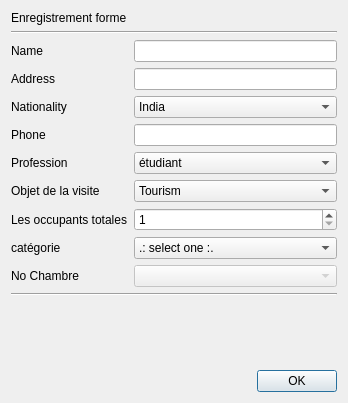
This is enrreserv.ui in abdeljalilanane/Innovative-Hotel-Manager as Qt 5 draws it before an edit. The edited form follows.
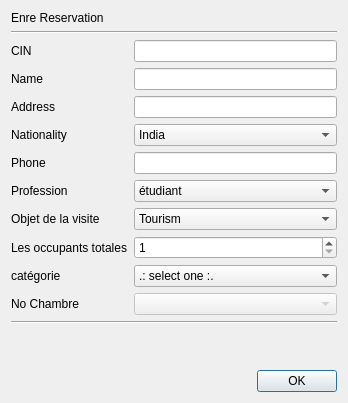
This is the edited form.

Commit message: enregistrer Cilent reservation

Diff of the .ui file:
```diff
--- a/enrreserv.ui
+++ b/enrreserv.ui
@@ -2,7 +2,7 @@
  <class>EnrReserv</class>
  <widget class="QDialog" name="EnrReserv">
   <property name="geometry">
-<rect>
+   <rect>
     <x>0</x>
     <y>0</y>
     <width>348</width>
@@ -13,13 +13,6 @@
    <string>Check-in Form</string>
   </property>
   <layout class="QGridLayout" name="gridLayout">
-   <item row="0" column="0" colspan="2">
-    <widget class="QLabel" name="label">
-     <property name="text">
-      <string>&lt;html&gt;&lt;head/&gt;&lt;body&gt;&lt;p&gt;Enregistrement forme&lt;/p&gt;&lt;/body&gt;&lt;/html&gt;</string>
-     </property>
-    </widget>
-   </item>
    <item row="1" column="0" colspan="3">
     <widget class="Line" name="line">
      <property name="orientation">
@@ -27,95 +20,14 @@
      </property>
     </widget>
    </item>
-   <item row="2" column="0">
-    <widget class="QLabel" name="label_2">
+   <item row="0" column="0" colspan="2">
+    <widget class="QLabel" name="label">
      <property name="text">
-      <string>Name</string>
+      <string>&lt;html&gt;&lt;head/&gt;&lt;body&gt;&lt;p&gt;Enre Reservation&lt;/p&gt;&lt;/body&gt;&lt;/html&gt;</string>
      </property>
     </widget>
    </item>
-   <item row="2" column="2">
-    <widget class="QLineEdit" name="nameText"/>
-   </item>
-   <item row="3" column="0">
-    <widget class="QLabel" name="label_3">
-     <property name="text">
-      <string>Address</string>
-     </property>
-    </widget>
-   </item>
-   <item row="3" column="2">
-    <widget class="QLineEdit" name="addText"/>
-   </item>
-   <item row="4" column="0" colspan="2">
-    <widget class="QLabel" name="label_4">
-     <property name="text">
-      <string>Nationality</string>
-     </property>
-    </widget>
-   </item>
-   <item row="4" column="2">
-    <widget class="QComboBox" name="nationality">
-     <item>
-      <property name="text">
-       <string>India</string>
-      </property>
-     </item>
-     <item>
-      <property name="text">
-       <string>Bangladesh</string>
-      </property>
-     </item>
-     <item>
-      <property name="text">
-       <string>Bhutan</string>
-      </property>
-     </item>
-     <item>
-      <property name="text">
-       <string>China</string>
-      </property>
-     </item>
-     <item>
-      <property name="text">
-       <string>Myanmar</string>
-      </property>
-     </item>
-     <item>
-      <property name="text">
-       <string>Nepal</string>
-      </property>
-     </item>
-     <item>
-      <property name="text">
-       <string>Pakistan</string>
-      </property>
-     </item>
-     <item>
-      <property name="text">
-       <string>Sri Lanka</string>
-      </property>
-     </item>
-    </widget>
-   </item>
-   <item row="5" column="0">
-    <widget class="QLabel" name="label_5">
-     <property name="text">
-      <string>Phone</string>
-     </property>
-    </widget>
-   </item>
-   <item row="5" column="2">
-    <widget class="QLineEdit" name="phone"/>
-   </item>
-   <item row="6" column="0" colspan="2">
-    <widget class="QLabel" name="label_6">
-     <property name="text">
-      <string>Profession</string>
-     </property>
-    </widget>
-   </item>
-   <item row="6" column="2">
+   <item row="7" column="2">
     <widget class="QComboBox" name="occupation">
      <item>
       <property name="text">
@@ -149,55 +61,7 @@
      </item>
     </widget>
    </item>
-   <item row="7" column="0" colspan="2">
-    <widget class="QLabel" name="label_7">
-     <property name="text">
-      <string>Objet de la visite</string>
-     </property>
-    </widget>
-   </item>
-   <item row="7" column="2">
-    <widget class="QComboBox" name="purpose">
-     <item>
-      <property name="text">
-       <string>Tourism</string>
-      </property>
-     </item>
-     <item>
-      <property name="text">
-       <string>Academic</string>
-      </property>
-     </item>
-     <item>
-      <property name="text">
-       <string>Business</string>
-      </property>
-     </item>
-     <item>
-      <property name="text">
-       <string>Medical</string>
-      </property>
-     </item>
-     <item>
-      <property name="text">
-       <string>Official</string>
-      </property>
-     </item>
-     <item>
-      <property name="text">
-       <string>Others</string>
-      </property>
-     </item>
-    </widget>
-   </item>
-   <item row="8" column="0" colspan="2">
-    <widget class="QLabel" name="label_8">
-     <property name="text">
-      <string>Les occupants totales</string>
-     </property>
-    </widget>
-   </item>
-   <item row="8" column="2">
+   <item row="9" column="2">
     <widget class="QSpinBox" name="occupant">
      <property name="minimum">
       <number>1</number>
@@ -207,14 +71,103 @@
      </property>
     </widget>
    </item>
-   <item row="9" column="0">
+   <item row="10" column="0">
     <widget class="QLabel" name="label_9">
      <property name="text">
       <string>catégorie</string>
      </property>
     </widget>
    </item>
-   <item row="9" column="2">
+   <item row="9" column="0" colspan="2">
+    <widget class="QLabel" name="label_8">
+     <property name="text">
+      <string>Les occupants totales</string>
+     </property>
+    </widget>
+   </item>
+   <item row="4" column="0">
+    <widget class="QLabel" name="label_3">
+     <property name="text">
+      <string>Address</string>
+     </property>
+    </widget>
+   </item>
+   <item row="3" column="0">
+    <widget class="QLabel" name="label_2">
+     <property name="text">
+      <string>Name</string>
+     </property>
+    </widget>
+   </item>
+   <item row="6" column="0">
+    <widget class="QLabel" name="label_5">
+     <property name="text">
+      <string>Phone</string>
+     </property>
+    </widget>
+   </item>
+   <item row="11" column="0">
+    <widget class="QLabel" name="label_10">
+     <property name="text">
+      <string>No Chambre</string>
+     </property>
+    </widget>
+   </item>
+   <item row="5" column="2">
+    <widget class="QComboBox" name="nationality">
+     <item>
+      <property name="text">
+       <string>India</string>
+      </property>
+     </item>
+     <item>
+      <property name="text">
+       <string>Bangladesh</string>
+      </property>
+     </item>
+     <item>
+      <property name="text">
+       <string>Bhutan</string>
+      </property>
+     </item>
+     <item>
+      <property name="text">
+       <string>China</string>
+      </property>
+     </item>
+     <item>
+      <property name="text">
+       <string>Myanmar</string>
+      </property>
+     </item>
+     <item>
+      <property name="text">
+       <string>Nepal</string>
+      </property>
+     </item>
+     <item>
+      <property name="text">
+       <string>Pakistan</string>
+      </property>
+     </item>
+     <item>
+      <property name="text">
+       <string>Sri Lanka</string>
+      </property>
+     </item>
+    </widget>
+   </item>
+   <item row="4" column="2">
+    <widget class="QLineEdit" name="addText"/>
+   </item>
+   <item row="7" column="0" colspan="2">
+    <widget class="QLabel" name="label_6">
+     <property name="text">
+      <string>Profession</string>
+     </property>
+    </widget>
+   </item>
+   <item row="10" column="2">
     <widget class="QComboBox" name="catList">
      <property name="minimumSize">
       <size>
@@ -229,28 +182,48 @@
      </item>
     </widget>
    </item>
-   <item row="10" column="0">
-    <widget class="QLabel" name="label_10">
-     <property name="text">
-      <string>No Chambre</string>
-     </property>
-    </widget>
-   </item>
-   <item row="10" column="2">
-    <widget class="QComboBox" name="roomList">
-     <property name="enabled">
-      <bool>false</bool>
-     </property>
-    </widget>
-   </item>
-   <item row="11" column="0" colspan="3">
-    <widget class="Line" name="line_3">
-     <property name="orientation">
-      <enum>Qt::Horizontal</enum>
-     </property>
-    </widget>
-   </item>
    <item row="12" column="0" colspan="3">
+    <widget class="Line" name="line_3">
+     <property name="orientation">
+      <enum>Qt::Horizontal</enum>
+     </property>
+    </widget>
+   </item>
+   <item row="8" column="2">
+    <widget class="QComboBox" name="purpose">
+     <item>
+      <property name="text">
+       <string>Tourism</string>
+      </property>
+     </item>
+     <item>
+      <property name="text">
+       <string>Academic</string>
+      </property>
+     </item>
+     <item>
+      <property name="text">
+       <string>Business</string>
+      </property>
+     </item>
+     <item>
+      <property name="text">
+       <string>Medical</string>
+      </property>
+     </item>
+     <item>
+      <property name="text">
+       <string>Official</string>
+      </property>
+     </item>
+     <item>
+      <property name="text">
+       <string>Others</string>
+      </property>
+     </item>
+    </widget>
+   </item>
+   <item row="13" column="0" colspan="3">
     <spacer name="verticalSpacer">
      <property name="orientation">
       <enum>Qt::Vertical</enum>
@@ -263,7 +236,7 @@
      </property>
     </spacer>
    </item>
-   <item row="13" column="0" colspan="3">
+   <item row="14" column="0" colspan="3">
     <layout class="QHBoxLayout" name="horizontalLayout">
      <item>
       <spacer name="horizontalSpacer">
@@ -290,6 +263,43 @@
      </item>
     </layout>
    </item>
+   <item row="8" column="0" colspan="2">
+    <widget class="QLabel" name="label_7">
+     <property name="text">
+      <string>Objet de la visite</string>
+     </property>
+    </widget>
+   </item>
+   <item row="11" column="2">
+    <widget class="QComboBox" name="roomList">
+     <property name="enabled">
+      <bool>false</bool>
+     </property>
+    </widget>
+   </item>
+   <item row="3" column="2">
+    <widget class="QLineEdit" name="nameText"/>
+   </item>
+   <item row="5" column="0" colspan="2">
+    <widget class="QLabel" name="label_4">
+     <property name="text">
+      <string>Nationality</string>
+     </property>
+    </widget>
+   </item>
+   <item row="6" column="2">
+    <widget class="QLineEdit" name="phone"/>
+   </item>
+   <item row="2" column="2">
+    <widget class="QLineEdit" name="lineEdit"/>
+   </item>
+   <item row="2" column="0">
+    <widget class="QLabel" name="label_11">
+     <property name="text">
+      <string>CIN</string>
+     </property>
+    </widget>
+   </item>
   </layout>
  </widget>
  <resources/>
```
Left out of the diff: 2 changed lines with no effect on the pictures. The commit also changes 7 other files.
